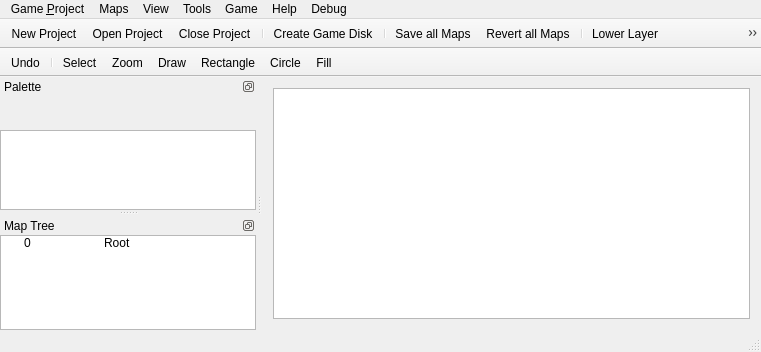
Old version of the form src/mainwindow.ui in the repository EasyRPG/Editor.
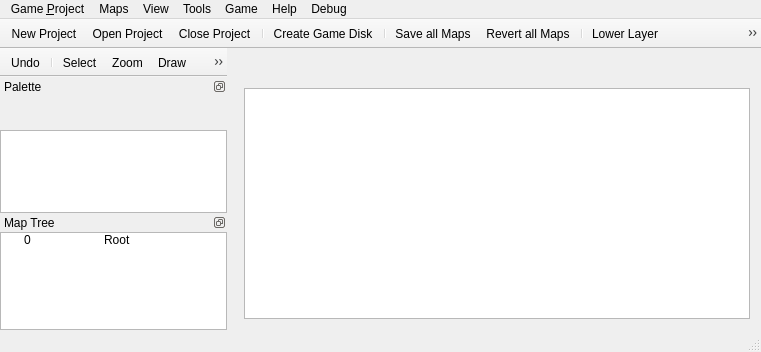
New version of the form. Icons and pictures are not drawn.

Patch:
```diff
--- a/src/mainwindow.ui
+++ b/src/mainwindow.ui
@@ -170,10 +170,16 @@
   <widget class="QDockWidget" name="dockPalete">
    <property name="minimumSize">
     <size>
-     <width>89</width>
+     <width>227</width>
      <height>127</height>
     </size>
    </property>
+   <property name="maximumSize">
+    <size>
+     <width>227</width>
+     <height>524287</height>
+    </size>
+   </property>
    <property name="features">
     <set>QDockWidget::DockWidgetFloatable|QDockWidget::DockWidgetMovable</set>
    </property>
@@ -259,6 +265,18 @@
    </widget>
   </widget>
   <widget class="QToolBar" name="toolBar">
+   <property name="minimumSize">
+    <size>
+     <width>227</width>
+     <height>0</height>
+    </size>
+   </property>
+   <property name="maximumSize">
+    <size>
+     <width>227</width>
+     <height>16777215</height>
+    </size>
+   </property>
    <property name="windowTitle">
     <string>toolBar</string>
    </property>
```
Left out of the diff: 57 changed lines with no effect on the pictures.
